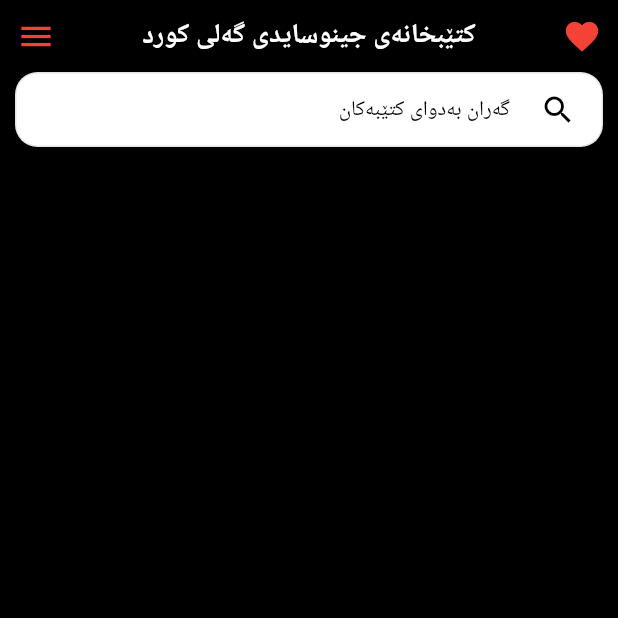
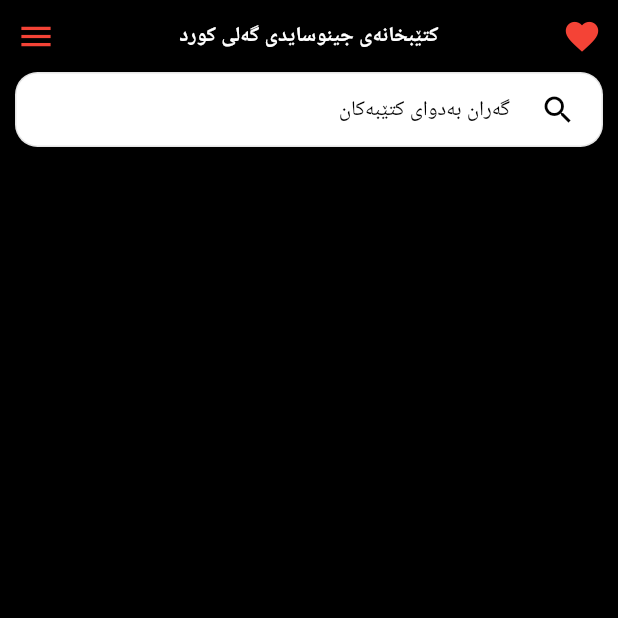
Before and after one commit to kirmanj/genocideLibrary, a Flutter app: the screen it shows after launch, on a phone screen of 412 x 824 dp, the top half of it. Run offline on Flutter 3.47's test engine with Material 2 defaults, Android fonts, the phone set to English and light mode, and no system bars; our stand-ins replace carousel_slider, cloud_firestore, firebase_auth, firebase_core, firebase_storage, image_picker and 2 more; missing offline and left inert: advance_pdf_viewer; accounts and stored records are empty; Roboto replaces fonts that are missing (NotoSans).

```diff
--- a/lib/Screens/aboutUs.dart
+++ b/lib/Screens/aboutUs.dart
@@ -105,7 +105,7 @@ class _AboutUsState extends State<AboutUs> {
                       textAlign: TextAlign.center,
                       style: TextStyle(
                           color: Theme.of(context).primaryColor,
-                          fontSize: 18,
+                          fontSize: 16,
                           fontWeight: FontWeight.bold),
                     ),
                     IconButton(
--- a/lib/Screens/home-screen.dart
+++ b/lib/Screens/home-screen.dart
@@ -148,9 +148,10 @@ class _HomeScreenState extends State<HomeScreen> {
                       Text(
                         'کتێبخانەی جینوسایدی گەلی کورد',
                         textAlign: TextAlign.center,
+                        overflow: TextOverflow.ellipsis,
                         style: TextStyle(
                             color: Theme.of(context).primaryColor,
-                            fontSize: 18,
+                            fontSize: 14,
                             fontWeight: FontWeight.bold),
                       ),
                       IconButton(
```
Also changed, not shown: lib/Screens/adminPannel.dart (+31 -1 lines), pubspec.lock, 2 other files.
